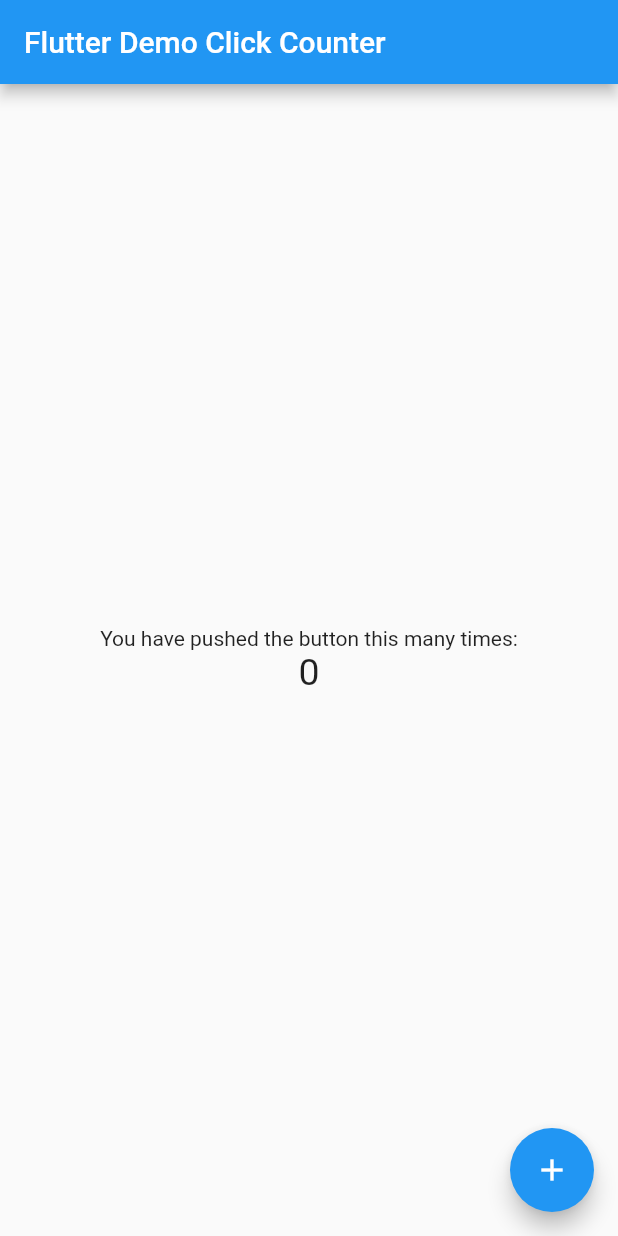
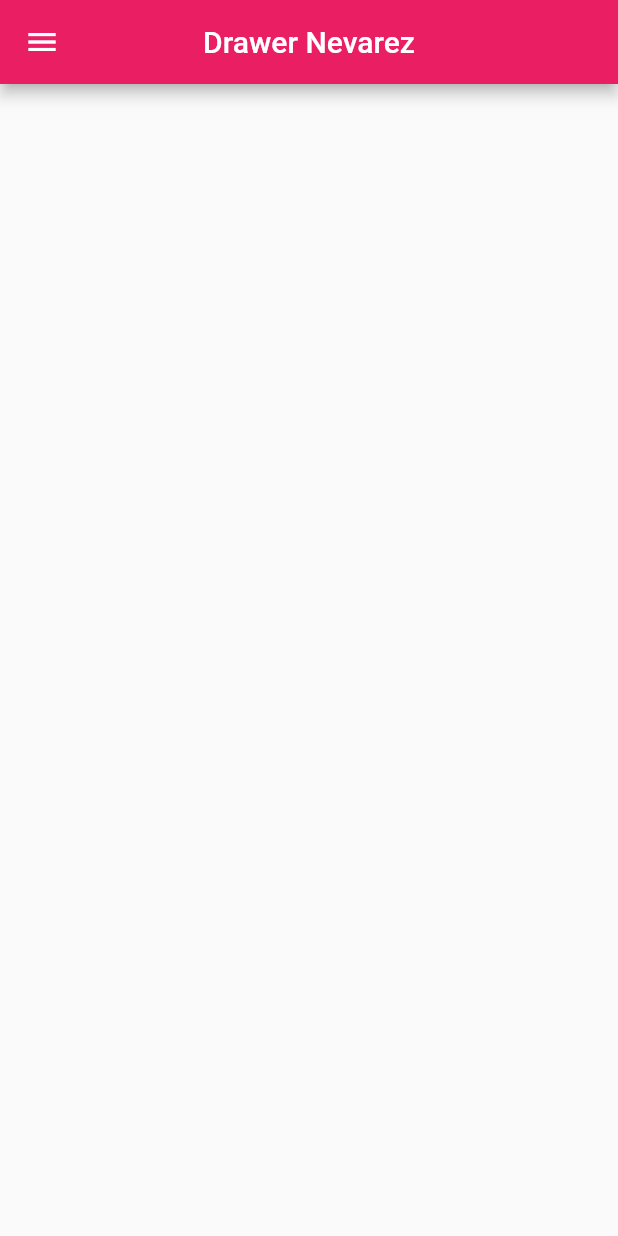
Before and after one commit to EvelynNevarez/Drawer_p_4, a Flutter app: the screen it shows after launch, on a phone screen of 412 x 824 dp. Run offline on Flutter 3.47's test engine with Material 2 defaults, Android fonts, the phone set to English and light mode, and no system bars.

Commit message:
drawerV2

```diff
--- a/lib/main.dart
+++ b/lib/main.dart
@@ -4,15 +4,16 @@ void main() => runApp(MyApp());
 
 class MyApp extends StatelessWidget {
   const MyApp({super.key});
-  static const String _title = 'Flutter Stateful Clicker Counter';
+  static const String _title = 'Drawer Nevarez';
   // This widget is the root of your application.
   @override
   Widget build(BuildContext context) {
     return MaterialApp(
       title: _title,
       theme: ThemeData(
-        primarySwatch: Colors.blue,
+        primarySwatch: Colors.pink,
       ),
+      debugShowCheckedModeBanner: false,
       home: MyHomePage(),
     );
   }
@@ -20,10 +21,6 @@ class MyApp extends StatelessWidget {
 
 class MyHomePage extends StatefulWidget {
   const MyHomePage({super.key});
-  // This widget is the home page of your application. It is stateful, meaning
-  // that it has a State object (defined below) that contains fields that affect
-  // how it looks.
-  // This class is the configuration for the state.
   @override
   _MyHomePageState createState() => _MyHomePageState();
 }
@@ -33,59 +30,59 @@ class _MyHomePageState extends State<MyHomePage> {
 
   void _incrementCounter() {
     setState(() {
-      // This call to setState tells the Flutter framework that something has
-      // changed in this State, which causes it to rerun the build method below
-      // so that the display can reflect the updated values. If we changed
-      // _counter without calling setState(), then the build method would not be
-      // called again, and so nothing would appear to happen.
       _counter++;
     });
   }
 
   @override
   Widget build(BuildContext context) {
-    // This method is rerun every time setState is called, for instance as done
-    // by the _incrementCounter method above.
-    //
-    // The Flutter framework has been optimized to make rerunning build methods
-    // fast, so that you can just rebuild anything that needs updating rather
-    // than having to individually change instances of widgets.
     return Scaffold(
       appBar: AppBar(
-        // Here we take the value from the MyHomePage object that was created by
-        // the App.build method, and use it to set our appbar title.
-        title: Text('Flutter Demo Click Counter'),
+        centerTitle: true,
+        title: Text('Drawer Nevarez'),
       ),
-      body: Center(
-        // Center is a layout widget. It takes a single child and positions it
-        // in the middle of the parent.
-        child: Column(
-          // Column is also a layout widget. It takes a list of children and
-          // arranges them vertically. By default, it sizes itself to fit its
-          // children horizontally, and tries to be as tall as its parent.
-          //
-          // Column has various properties to control how it sizes itself and
-          // how it positions its children. Here we use mainAxisAlignment to
-          // center the children vertically; the main axis here is the vertical
-          // axis because Columns are vertical (the cross axis would be
-          // horizontal).
-          mainAxisAlignment: MainAxisAlignment.center,
-          children: <Widget>[
-            Text(
-              'You have pushed the button this many times:',
+      drawer: Drawer(
+        child: ListView(
+          // Important: Remove any padding from the ListView.
+          padding: EdgeInsets.zero,
+          children: [
+            const DrawerHeader(
+              decoration: BoxDecoration(
+                color: Colors.green,
+              ),
+              child: Text('Encabezado'),
             ),
-            Text(
-              '$_counter',
-              style: TextStyle(fontSize: 25),
+            ListTile(
+              leading: Icon(
+                Icons.home,
+              ),
+              title: const Text('Pagina 1'),
+              onTap: () {
+                Navigator.pop(context);
+              },
+            ),
+            ListTile(
+              leading: Icon(
+                Icons.train,
+              ),
+              title: const Text('Pagina 2'),
+              onTap: () {
+                Navigator.pop(context);
+              },
+            ),
+            ListTile(
+              leading: Icon(
+                Icons.add_box_outlined,
+              ),
+              title: const Text('Pagina 3'),
+              onTap: () {
+                Navigator.pop(context);
+              },
             ),
           ],
         ),
       ),
-      floatingActionButton: FloatingActionButton(
-        onPressed: _incrementCounter,
-        tooltip: 'Increment',
-        child: Icon(Icons.add),
-      ),
+      body: Center(),
     );
   }
 }
```
